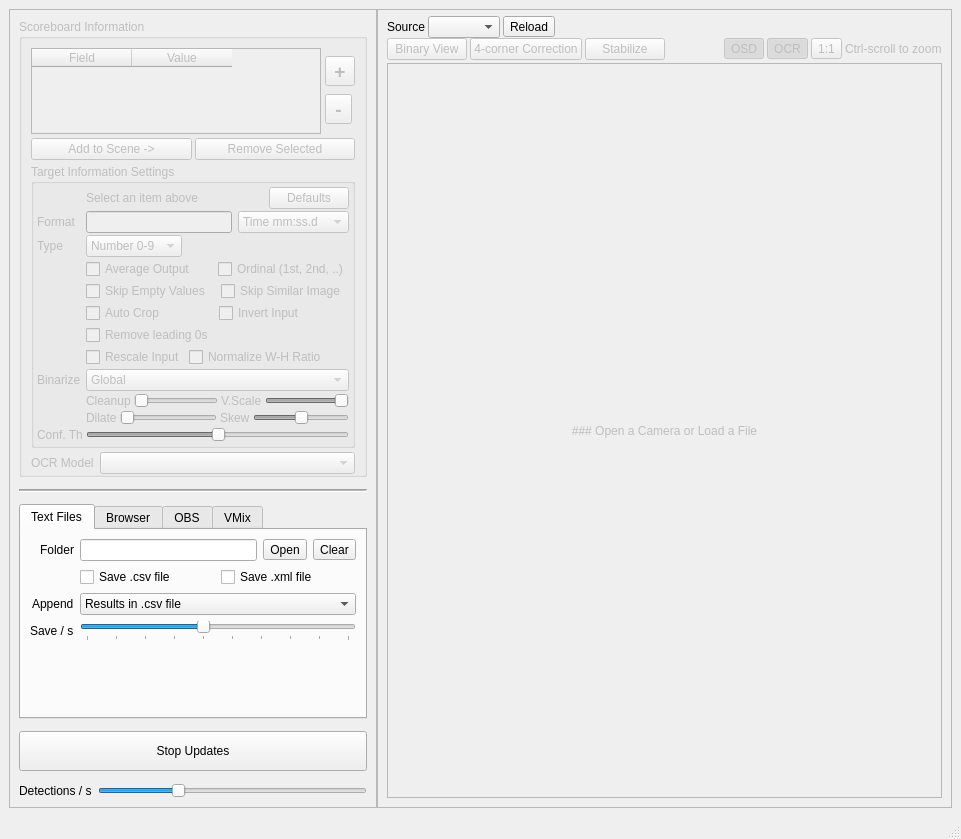
This is mainwindow.ui in locaal-ai/scoresight as Qt 5 draws it before an edit. The edited form follows.
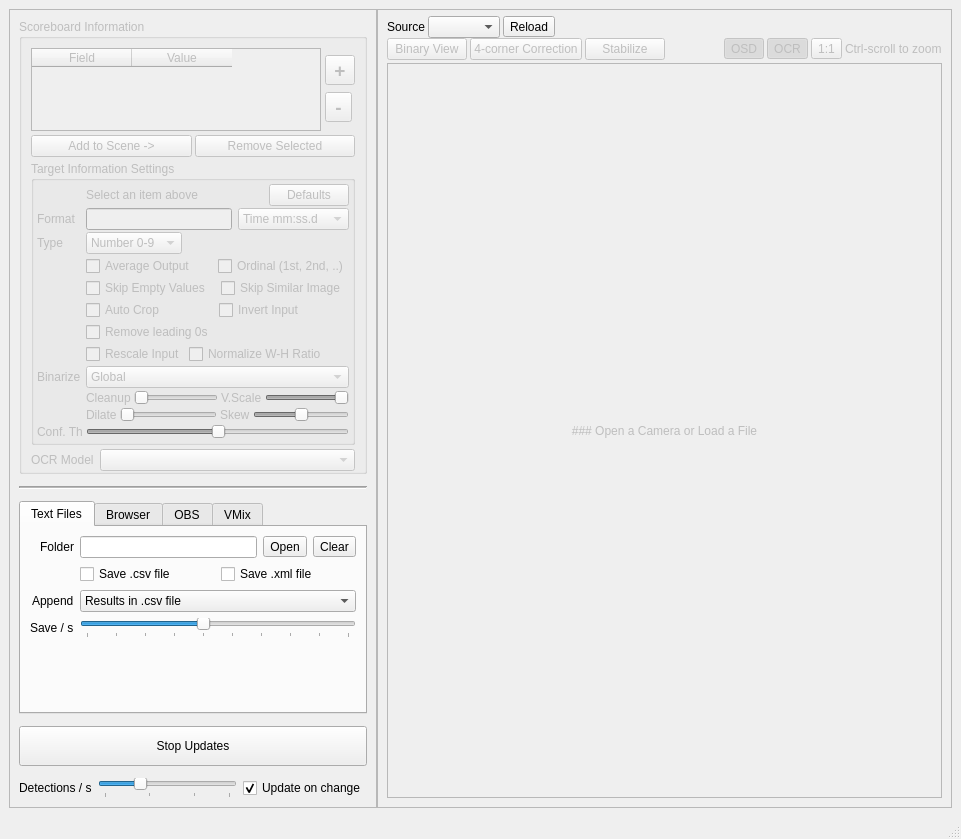
This is the edited form.

Commit message: Refactor code to handle text detection target result states and update UI accordingly

Patch:
```diff
--- a/mainwindow.ui
+++ b/mainwindow.ui
@@ -1370,11 +1370,27 @@
             <property name="invertedControls">
              <bool>false</bool>
             </property>
+            <property name="tickPosition">
+             <enum>QSlider::TicksBelow</enum>
+            </property>
             <property name="tickInterval">
              <number>5</number>
             </property>
            </widget>
           </item>
+          <item>
+           <widget class="QCheckBox" name="checkBox_updateOnchange">
+            <property name="toolTip">
+             <string>Only send an update if the field value has changed</string>
+            </property>
+            <property name="text">
+             <string>Update on change</string>
+            </property>
+            <property name="checked">
+             <bool>true</bool>
+            </property>
+           </widget>
+          </item>
          </layout>
         </widget>
        </item>
```
The commit also changes 7 other files.
